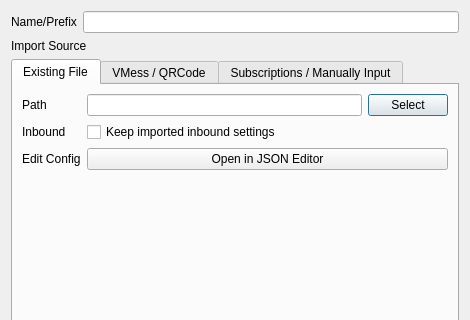
darsvador/qvssr, file src/ui/w_ImportConfig.ui: the form before one commit; both pictures show x 0 to 470 and y 0 to 320 of the 470 by 460 pixel window.
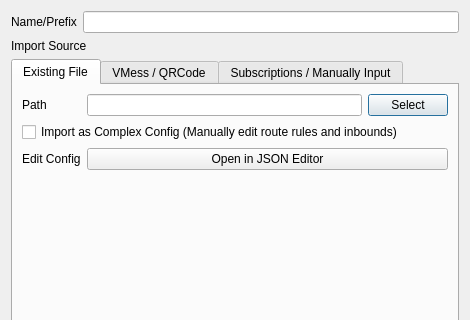
The form after the commit.

Commit message: ui: fixed a misleading UI text when importing a configuration

Patch:
```diff
--- a/src/ui/w_ImportConfig.ui
+++ b/src/ui/w_ImportConfig.ui
@@ -82,20 +82,6 @@
          </item>
         </layout>
        </item>
-       <item row="1" column="0">
-        <widget class="QLabel" name="label_2">
-         <property name="text">
-          <string>Inbound</string>
-         </property>
-        </widget>
-       </item>
-       <item row="1" column="1">
-        <widget class="QCheckBox" name="keepImportedInboundCheckBox">
-         <property name="text">
-          <string>Keep imported inbound settings</string>
-         </property>
-        </widget>
-       </item>
        <item row="2" column="0">
         <widget class="QLabel" name="label_10">
          <property name="text">
@@ -110,6 +96,13 @@
          </property>
         </widget>
        </item>
+       <item row="1" column="0" colspan="2">
+        <widget class="QCheckBox" name="keepImportedInboundCheckBox">
+         <property name="text">
+          <string>Import as Complex Config (Manually edit route rules and inbounds)</string>
+         </property>
+        </widget>
+       </item>
       </layout>
      </widget>
      <widget class="QWidget" name="tabWidgetPage2">
```
The commit also changes 3 other files.
